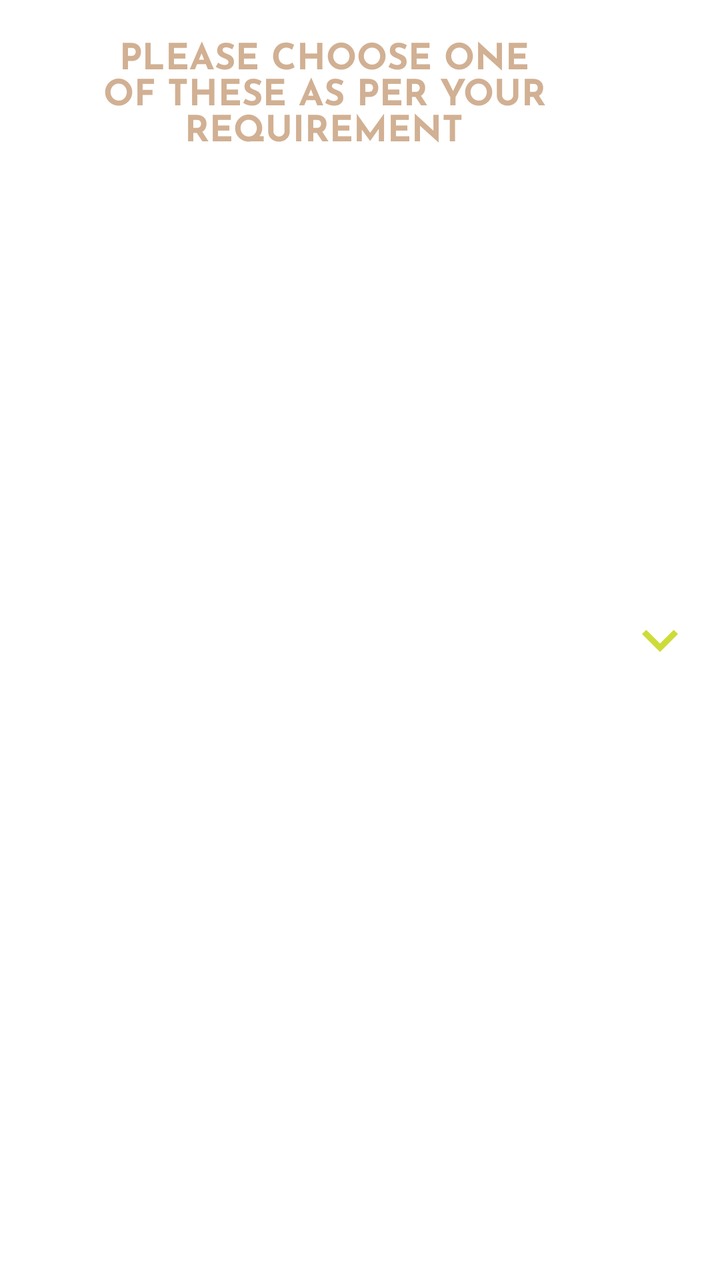
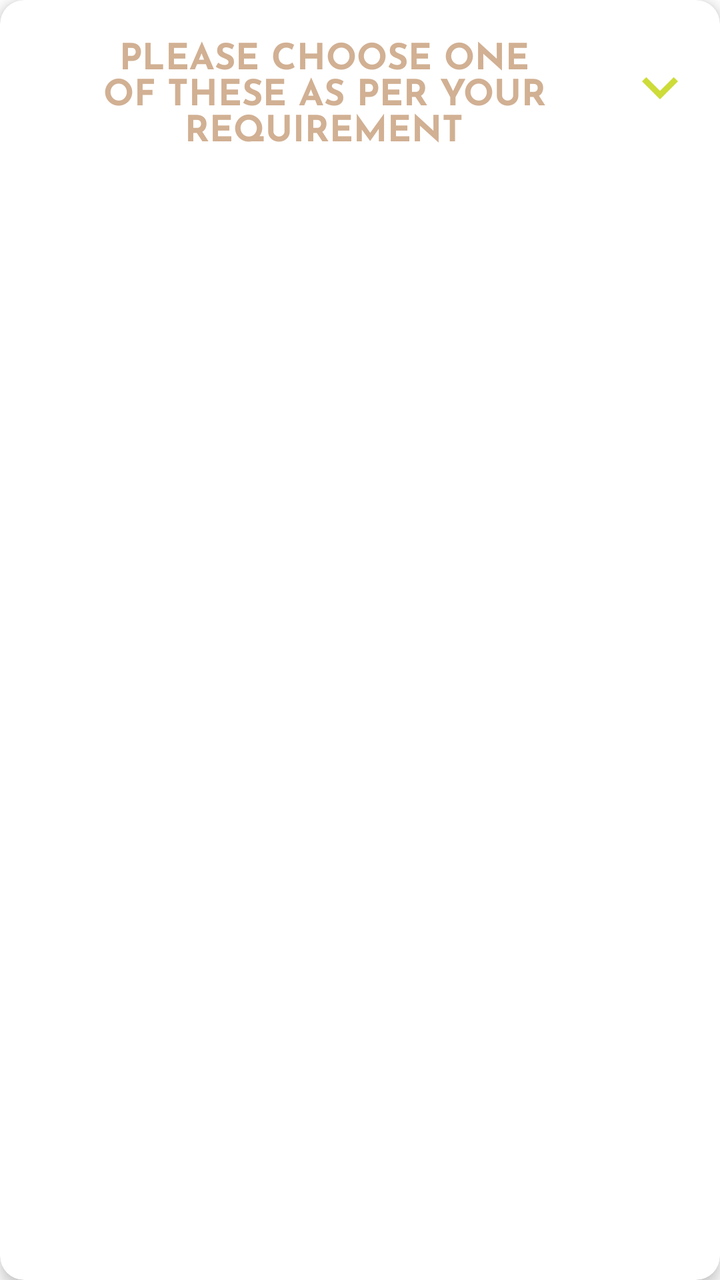

An Android layout rendered at two revisions. The XML below is the earlier revision; the diff shows what the commit changed to produce the second picture.
<!-- AndroidManifest.xml: application theme Theme.PhysicsMate -->
<!-- res/layout/notes_item_topic.xml -->
<?xml version="1.0" encoding="utf-8"?>
<LinearLayout xmlns:android="http://schemas.android.com/apk/res/android"
              android:orientation="horizontal"
              android:padding="12dp"
              android:layout_width="match_parent"
              android:layout_height="wrap_content"
              android:background="?attr/selectableItemBackground">

    <TextView
            android:id="@+id/topic_name"
            style="@style/custom_textView"
            android:padding="0dp"
            android:layout_margin="0dp"
            android:layout_weight="1"/>

    <ImageView
            android:id="@+id/topic_arrow"
            android:layout_width="36dp"
            android:layout_height="36dp"
            android:layout_gravity="center"
            android:src="@drawable/baseline_keyboard_arrow_down_24"/>
</LinearLayout>
<!-- resources referenced by this layout -->
<resources>
  <!-- drawable baseline_keyboard_arrow_down_24 (drawable) -->
  <vector xmlns:android="http://schemas.android.com/apk/res/android" android:height="24dp" android:tint="#CDDC39" android:viewportHeight="24" android:viewportWidth="24" android:width="24dp">
        
      <path android:fillColor="@android:color/white" android:pathData="M7.41,8.59L12,13.17l4.59,-4.58L18,10l-6,6 -6,-6 1.41,-1.41z"/>
      
  </vector>
  <style name="custom_textView" parent="Widget.AppCompat.TextView">
          <item name="android:layout_width">match_parent</item>
          <item name="android:layout_height">wrap_content</item>
          <item name="android:layout_marginStart">15dp</item>
          <item name="android:layout_marginEnd">15dp</item>
          <item name="android:layout_marginTop">25dp</item>
          <item name="android:layout_marginBottom">10dp</item>
          <item name="android:fontFamily">@font/sans_bold</item>
          <item name="android:gravity">center_horizontal|center_vertical</item>
          <item name="android:text">Please choose one of these as per your requirement</item>
          <item name="android:textAllCaps">true</item>
          <item name="android:textColor">@color/text_question</item>
          <item name="android:textSize">18sp</item>
      </style>
  <color name="text_question">#D1B093</color>
  <color name="purple_500">#FF6200EE</color>
  <color name="purple_700">#FF3700B3</color>
  <color name="white">#FFFFFFFF</color>
  <color name="teal_200">#FF03DAC5</color>
  <color name="teal_700">#FF018786</color>
  <color name="black">#FF000000</color>
  <style name="CustomActivityAnimation" parent="@android:style/Animation.Activity">
          <item name="android:activityOpenEnterAnimation">@anim/slide_in_right</item>
          <item name="android:activityOpenExitAnimation">@anim/slide_out_left</item>
          <item name="android:activityCloseEnterAnimation">@anim/slide_in_left</item>
          <item name="android:activityCloseExitAnimation">@anim/slide_out_right</item>
      </style>
  <!-- drawable btn_enabled (drawable) -->
  <?xml version="1.0" encoding="utf-8"?>
  <selector xmlns:android="http://schemas.android.com/apk/res/android">
      <item android:state_pressed="true">
          <shape android:shape="rectangle">
              <solid android:color="@color/app_bg" />
              <stroke android:width="2.5dp" android:color="@color/yellow_num_answer" />
              <corners android:radius="25dp" />
          </shape>
      </item>
  
      <item android:state_enabled="true">
          <shape android:shape="rectangle">
              <solid android:color="@color/yellow_num_answer" />
              <corners android:radius="25dp" />
          </shape>
      </item>
  
  
      <item android:state_enabled="false">
          <shape android:shape="rectangle">
              <solid android:color="@color/grey_disable" />
              <corners android:radius="25dp" />
          </shape>
      </item>
  
  </selector>
  <!-- drawable dynamic_text (drawable) -->
  <?xml version="1.0" encoding="utf-8"?>
  <selector xmlns:android="http://schemas.android.com/apk/res/android">
  
      <item android:state_pressed="true" android:color="@color/yellow_num_answer" android:fontFamily="@font/sans_bold"/>
      <item android:state_pressed="false" android:color="@color/app_bg" android:fontFamily="@font/sans_bold"/>
      <item android:state_enabled="false" android:color="@color/grey_disable" android:fontFamily="@font/sans_bold"/>
      <item android:fontFamily="@font/sans_bold" />
  </selector>
  <color name="text_hint">#A3A3A3</color>
  <color name="app_bg">#282b2d</color>
  <color name="yellow_num_answer">#CDDC39</color>
  <color name="grey_disable">#AEAEAE</color>
</resources>

<!-- the commit's change to res/layout/notes_item_topic.xml (unified diff, before → after) -->
@@ -1,22 +1,38 @@
 <?xml version="1.0" encoding="utf-8"?>
-<LinearLayout xmlns:android="http://schemas.android.com/apk/res/android"
-              android:orientation="horizontal"
-              android:padding="12dp"
-              android:layout_width="match_parent"
-              android:layout_height="wrap_content"
-              android:background="?attr/selectableItemBackground">
+<androidx.cardview.widget.CardView
+        xmlns:android="http://schemas.android.com/apk/res/android"
+        xmlns:card_view="http://schemas.android.com/apk/res-auto"
+        android:layout_width="match_parent"
+        android:layout_height="wrap_content"
+        android:layout_marginBottom="12dp"
+        android:layout_marginEnd="12dp"
+        android:layout_marginStart="12dp"
+        android:layout_marginTop="12dp"
+        card_view:cardCornerRadius="12dp"
+        card_view:cardElevation="4dp">
 
-    <TextView
-            android:id="@+id/topic_name"
-            style="@style/custom_textView"
-            android:padding="0dp"
-            android:layout_margin="0dp"
-            android:layout_weight="1"/>
+    <LinearLayout
+            android:orientation="horizontal"
+            android:padding="12dp"
+            android:layout_width="match_parent"
+            android:layout_height="wrap_content"
+            android:background="?attr/selectableItemBackground">
 
-    <ImageView
-            android:id="@+id/topic_arrow"
-            android:layout_width="36dp"
-            android:layout_height="36dp"
-            android:layout_gravity="center"
-            android:src="@drawable/baseline_keyboard_arrow_down_24"/>
-</LinearLayout>
+        <TextView
+                android:id="@+id/topic_name"
+                style="@style/custom_textView"
+                android:padding="0dp"
+                android:layout_margin="0dp"
+                android:layout_weight="1"/>
+
+        <ImageView
+                android:id="@+id/topic_arrow"
+                android:layout_width="36dp"
+                android:layout_height="36dp"
+                android:layout_gravity="center"
+                android:src="@drawable/baseline_keyboard_arrow_down_24"/>
+
+
+    </LinearLayout>
+
+</androidx.cardview.widget.CardView>
